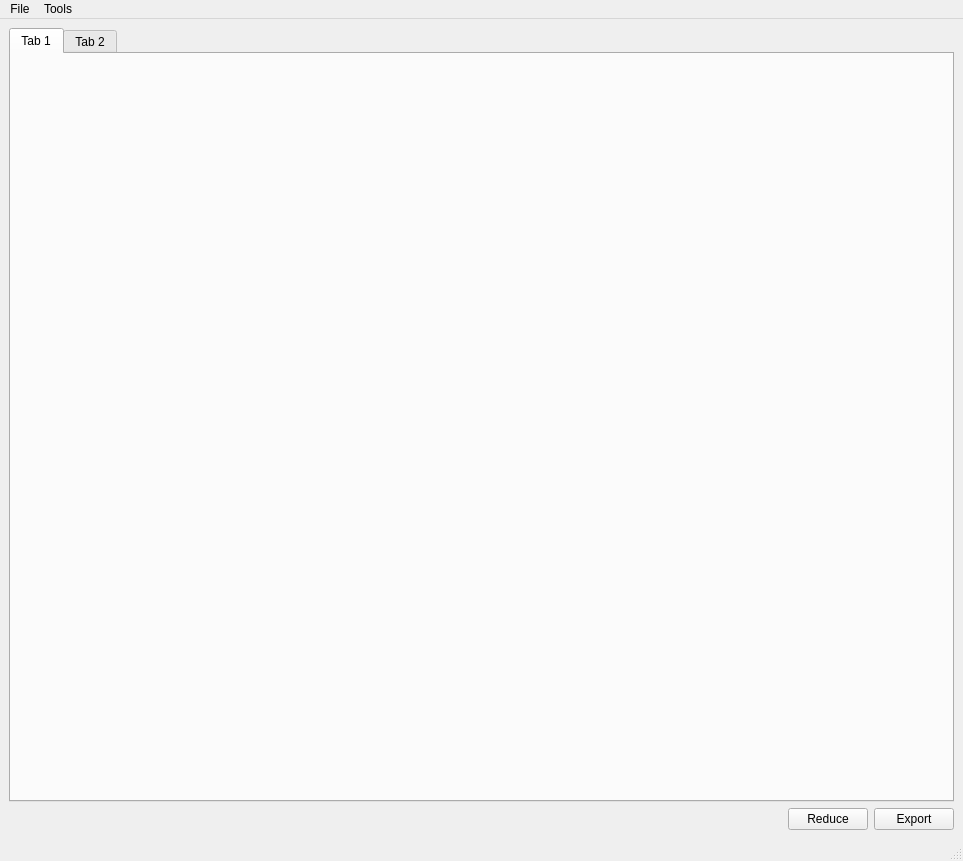
The window that Code/Mantid/scripts/Interface/ui/reduction_main.ui (mantidproject/mantid) describes before a commit, drawn with Qt 5.
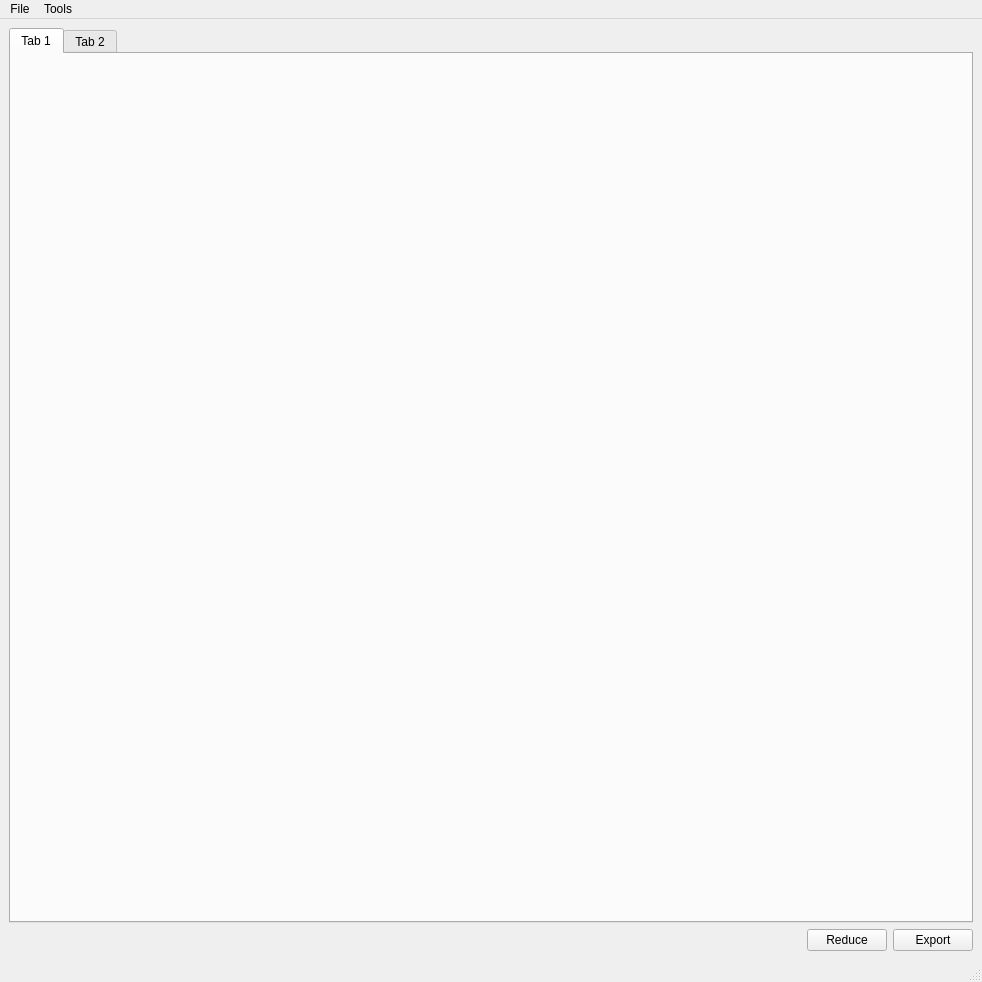
The same window after the commit.

```diff
--- a/Code/Mantid/scripts/Interface/ui/reduction_main.ui
+++ b/Code/Mantid/scripts/Interface/ui/reduction_main.ui
@@ -6,8 +6,8 @@
    <rect>
     <x>0</x>
     <y>0</y>
-    <width>963</width>
-    <height>861</height>
+    <width>982</width>
+    <height>982</height>
    </rect>
   </property>
   <property name="sizePolicy">
@@ -91,7 +91,7 @@
     <rect>
      <x>0</x>
      <y>0</y>
-     <width>963</width>
+     <width>982</width>
      <height>25</height>
     </rect>
    </property>
```
